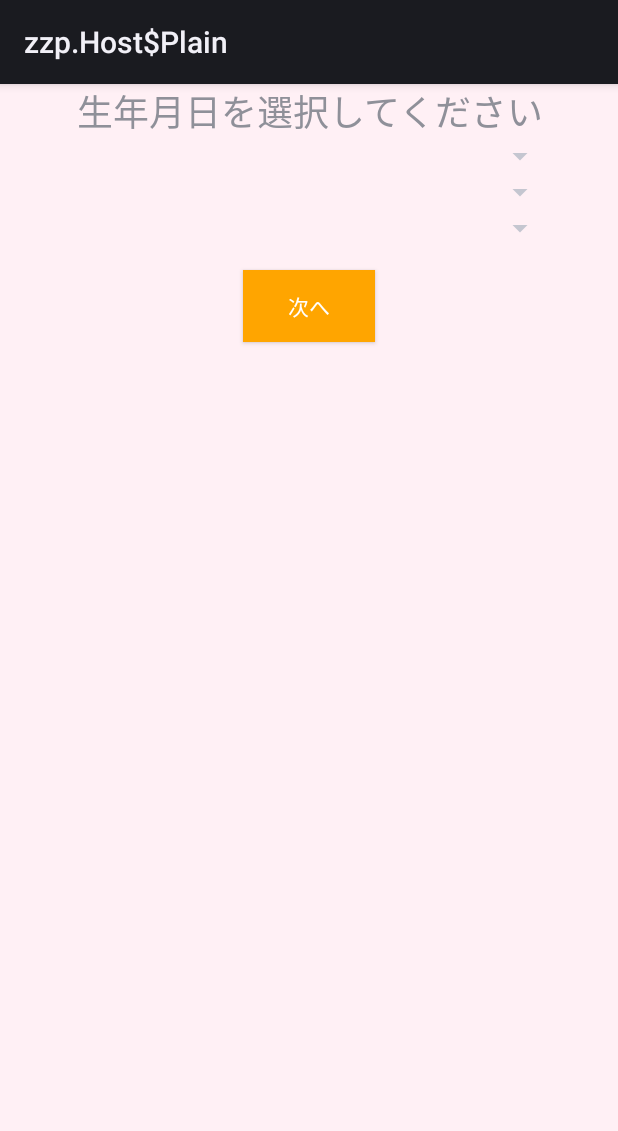
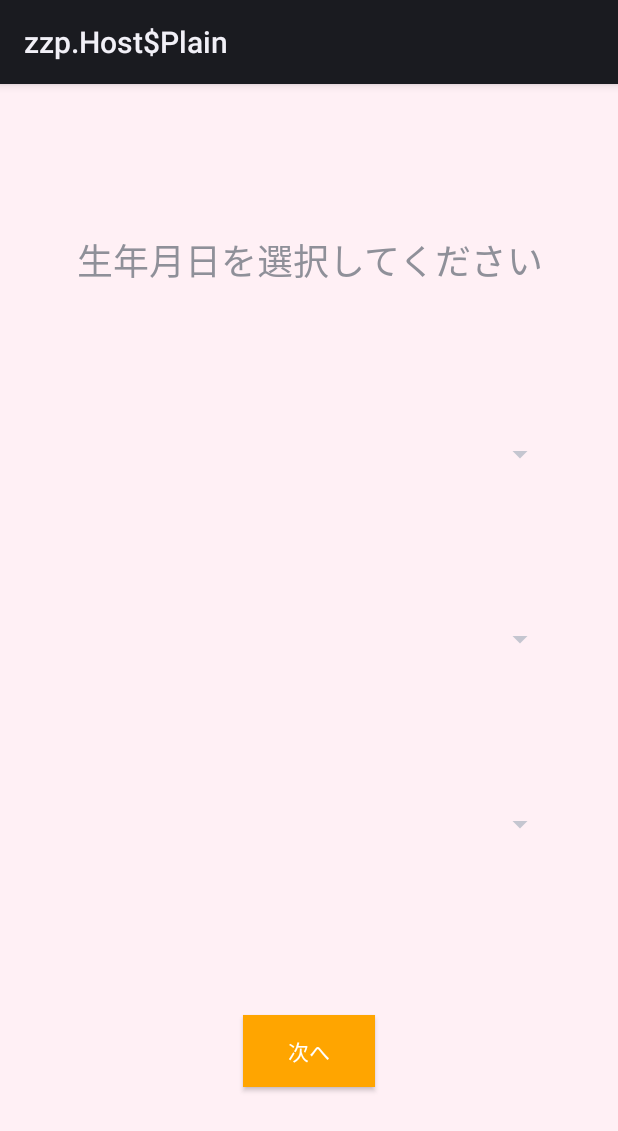
Before and after one commit to ayatakeishi/Imatsurai, an Android app: the layout activity_birthday.xml on its own in the app's theme, with its tools: preview values and no code run, on a phone screen of 412 x 824 dp. Shown: the top 1131 px of the screen. Run offline under Robolectric (Android 15) with nearby library versions, the phone set to English and light mode, and no system bars.

Commit message:
2024/9/9時点のもの。変更はほぼなし。

```diff
--- a/app/src/main/res/layout/activity_birthday.xml
+++ b/app/src/main/res/layout/activity_birthday.xml
@@ -7,6 +7,7 @@
     android:background="#FFF0F5"
     tools:context=".BirthdayActivity">
 
+    <!-- 「生年月日を選択してください」のテキスト -->
     <TextView
         android:id="@+id/textView1"
         android:layout_width="wrap_content"
@@ -15,12 +16,12 @@
         android:gravity="center"
         android:textSize="24sp"
         app:layout_constraintTop_toTopOf="parent"
-        app:layout_constraintBottom_toTopOf="@+id/yearSpinner"
         app:layout_constraintStart_toStartOf="parent"
         app:layout_constraintEnd_toEndOf="parent"
-        app:layout_constraintVertical_chainStyle="spread_inside"
-        app:layout_constraintVertical_bias="0.5" />
+        app:layout_constraintBottom_toTopOf="@id/yearSpinner"
+        />
 
+    <!-- 年選択用のスピナー -->
     <Spinner
         android:id="@+id/yearSpinner"
         android:layout_width="0dp"
@@ -29,8 +30,10 @@
         app:layout_constraintTop_toBottomOf="@id/textView1"
         app:layout_constraintStart_toStartOf="parent"
         app:layout_constraintEnd_toEndOf="parent"
+        app:layout_constraintBottom_toTopOf="@id/monthSpinner"
         app:layout_constraintWidth_percent="0.8" />
 
+    <!-- 月選択用のスピナー -->
     <Spinner
         android:id="@+id/monthSpinner"
         android:layout_width="0dp"
@@ -39,8 +42,10 @@
         app:layout_constraintTop_toBottomOf="@id/yearSpinner"
         app:layout_constraintStart_toStartOf="parent"
         app:layout_constraintEnd_toEndOf="parent"
+        app:layout_constraintBottom_toTopOf="@id/daySpinner"
         app:layout_constraintWidth_percent="0.8" />
 
+    <!-- 日選択用のスピナー -->
     <Spinner
         android:id="@+id/daySpinner"
         android:layout_width="0dp"
@@ -49,8 +54,10 @@
         app:layout_constraintTop_toBottomOf="@id/monthSpinner"
         app:layout_constraintStart_toStartOf="parent"
         app:layout_constraintEnd_toEndOf="parent"
+        app:layout_constraintBottom_toTopOf="@id/nextButton"
         app:layout_constraintWidth_percent="0.8" />
 
+    <!-- 次へボタン -->
     <Button
         android:id="@+id/nextButton"
         android:layout_width="wrap_content"
@@ -61,6 +68,8 @@
         android:textColor="#FFFFFF"
         app:layout_constraintTop_toBottomOf="@id/daySpinner"
         app:layout_constraintStart_toStartOf="parent"
-        app:layout_constraintEnd_toEndOf="parent" />
+        app:layout_constraintEnd_toEndOf="parent"
+        app:layout_constraintBottom_toBottomOf="parent"
+        />
 
 </androidx.constraintlayout.widget.ConstraintLayout>
--- a/app/src/main/res/layout/activity_main.xml
+++ b/app/src/main/res/layout/activity_main.xml
@@ -19,7 +19,7 @@
         app:layout_constraintLeft_toLeftOf="parent"
         app:layout_constraintRight_toRightOf="parent"
         app:layout_constraintTop_toTopOf="parent"
-        app:layout_constraintVertical_bias="0.16" />
+        app:layout_constraintVertical_bias="0.26" />
 
     <TextView
         android:id="@+id/loginOrRegister"
@@ -51,7 +51,7 @@
         android:layout_width="wrap_content"
         android:layout_height="wrap_content"
         android:layout_marginBottom="250dp"
-        android:background="#0000FF"
+        android:background="#FFBB86FC"
         android:text="次へ"
         android:textColor="#FFFFFF"
         style="@style/Widget.AppCompat.Button"
@@ -60,6 +60,6 @@
         app:layout_constraintHorizontal_bias="0.547"
         app:layout_constraintStart_toStartOf="parent"
         app:layout_constraintTop_toBottomOf="@id/studentNumber"
-        app:layout_constraintVertical_bias="1.0" />
+        app:layout_constraintVertical_bias="0.5" />
 
 </androidx.constraintlayout.widget.ConstraintLayout>
--- a/app/src/main/res/layout/activity_menu_select.xml
+++ b/app/src/main/res/layout/activity_menu_select.xml
@@ -4,7 +4,7 @@
     xmlns:tools="http://schemas.android.com/tools"
     android:layout_width="match_parent"
     android:layout_height="match_parent"
-    android:background="#FFF0F5"
+    android:background="@color/app_background"
     tools:context=".MainActivity">
 
     <!-- メニュー選択の文言を表示するTextView -->
--- a/app/src/main/res/layout/activity_today_condition.xml
+++ b/app/src/main/res/layout/activity_today_condition.xml
@@ -17,7 +17,7 @@
         app:layout_constraintTop_toTopOf="parent"
         app:layout_constraintStart_toStartOf="parent"
         app:layout_constraintEnd_toEndOf="parent"
-        app:layout_constraintVertical_bias="0.1" />
+        app:layout_constraintVertical_bias="2.5" />
 
     <RadioGroup
         android:id="@+id/radioGroup"
@@ -27,7 +27,7 @@
         app:layout_constraintTop_toBottomOf="@id/textView"
         app:layout_constraintStart_toStartOf="parent"
         app:layout_constraintEnd_toEndOf="parent"
-        app:layout_constraintVertical_bias="0.1">
+        app:layout_constraintVertical_bias="2.5">
 
         <RadioButton
             android:id="@+id/radioButtonYes"
--- a/app/src/main/res/values/colors.xml
+++ b/app/src/main/res/values/colors.xml
@@ -1,4 +1,11 @@
 <?xml version="1.0" encoding="utf-8"?>
 <resources>
-    <color name="app_background">#FFC0CB</color> <!-- 背景色をピンクに設定 -->
+    <color name="purple_200">#FFBB86FC</color>
+    <color name="purple_500">#FF6200EE</color>
+    <color name="purple_700">#FF3700B3</color>
+    <color name="teal_200">#FF03DAC5</color>
+    <color name="teal_700">#FF018786</color>
+    <color name="black">#FF000000</color>
+    <color name="white">#FFFFFFFF</color>
+    <color name="app_background">#FFB6C1</color>
 </resources>
```
Also changed, not shown: app/src/main/res/layout/activity_self_fit_top.xml (+5 -5 lines), app/src/main/res/values/styles.xml (deleted, +0 -25 lines).
